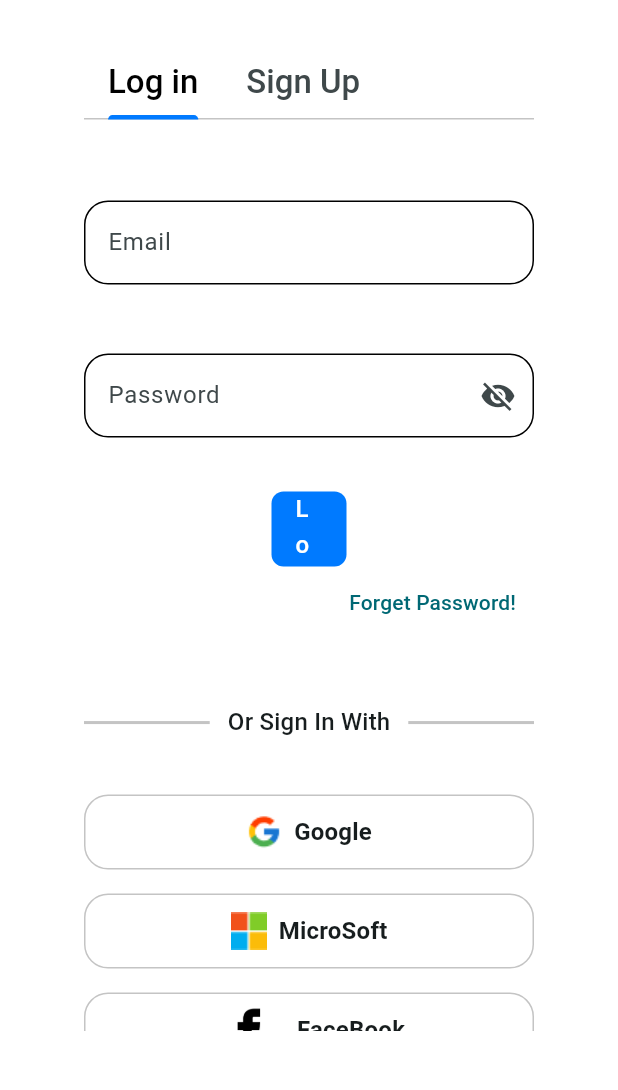
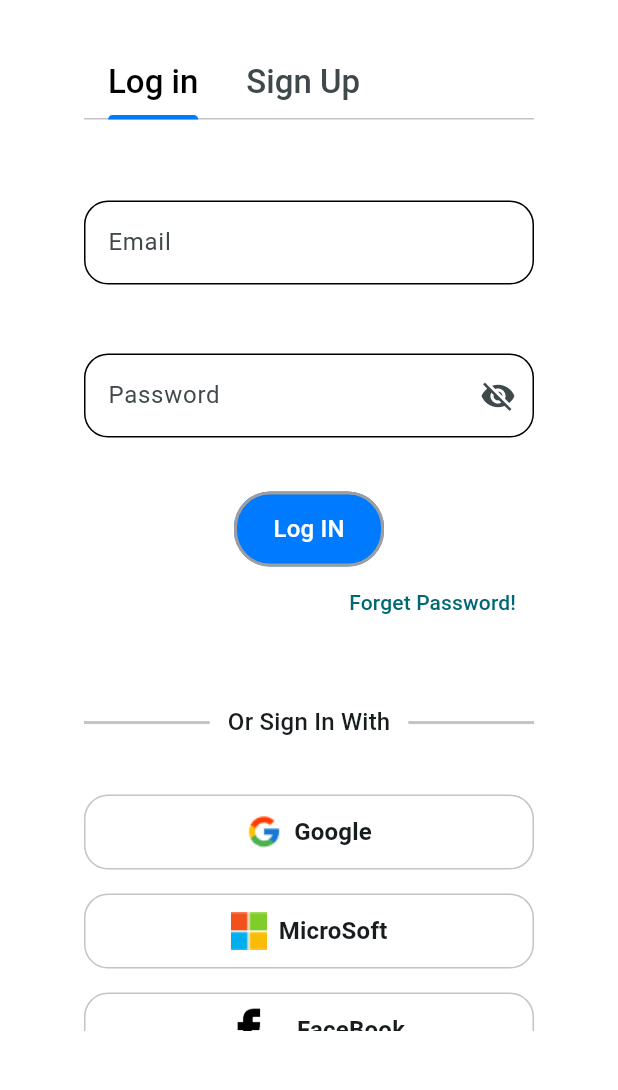
Before and after one commit to Abdo-mohamed727/Social-Media-App, a Flutter app: the screen it shows after launch, on a phone screen of 412 x 824 dp, the part 136-1226 px from its top. Run offline on Flutter 3.47's test engine with Material 3 defaults, Android fonts, the phone set to English and light mode, and no system bars; our stand-ins replace cached_network_image, file_picker, flutter_bloc, image_picker, persistent_bottom_nav_bar_v2, supabase_flutter; accounts and stored records are empty.

```diff
--- a/lib/core/utils/app_routs.dart
+++ b/lib/core/utils/app_routs.dart
@@ -3,4 +3,5 @@ class AppRouts {
   static const String homeroute = "/home";
   static const String postroute = "/post";
   static const String notfoundpage = "/nopage";
+  static const String settingsRoute = "/settings";
 }
--- a/lib/core/views/pages/Custom_buttom_navbar.dart
+++ b/lib/core/views/pages/Custom_buttom_navbar.dart
@@ -1,8 +1,10 @@
 import 'package:flutter/material.dart';
 import 'package:persistent_bottom_nav_bar_v2/persistent_bottom_nav_bar_v2.dart';
+import 'package:social_media_app/features/auth/models/user_data.dart';
 import 'package:social_media_app/features/discover/views/pages/discover_page.dart';
 import 'package:social_media_app/features/home/views/pages/home_page.dart';
 import 'package:social_media_app/features/profile/views/pages/profile_page.dart';
+import 'package:social_media_app/features/settings/views/pages/settings_page.dart';
 
 class CustomButtomNavbar extends StatelessWidget {
   const CustomButtomNavbar({super.key});
@@ -23,6 +25,10 @@ class CustomButtomNavbar extends StatelessWidget {
           screen: ProfilePage(),
           item: ItemConfig(icon: Icon(Icons.person), title: "Profile"),
         ),
+        PersistentTabConfig(
+          screen: SettingsPage(),
+          item: ItemConfig(icon: Icon(Icons.settings), title: "Settings"),
+        ),
       ],
       navBarBuilder: (navBarConfig) =>
           Style5BottomNavBar(navBarConfig: navBarConfig),
--- a/lib/core/widgets/main_button.dart
+++ b/lib/core/widgets/main_button.dart
@@ -6,7 +6,6 @@ class MainButton extends StatelessWidget {
   final Widget? child;
   final double hieght;
   final double width;
-  final bool transparent;
 
   final bool isLooding;
   const MainButton({
@@ -15,8 +14,7 @@ class MainButton extends StatelessWidget {
     this.ontap,
     this.child,
     this.hieght = 50,
-    this.width = 50,
-    this.transparent = false,
+    this.width = 200,
   }) : assert(isLooding == false || child == null);
 
   @override
@@ -27,13 +25,12 @@ class MainButton extends StatelessWidget {
       child: ElevatedButton(
         onPressed: ontap,
         style: ElevatedButton.styleFrom(
-          backgroundColor: transparent ? AppColors.white : AppColors.primary,
-          foregroundColor: transparent ? AppColors.black : AppColors.white,
+          backgroundColor: AppColors.primary,
+          foregroundColor: AppColors.white,
           shape: RoundedRectangleBorder(
-            side: transparent
-                ? BorderSide(color: AppColors.grey, width: 2)
-                : BorderSide.none,
-            borderRadius: BorderRadius.circular(8),
+            side: BorderSide(color: AppColors.grey, width: 2),
+
+            borderRadius: BorderRadius.circular(24),
           ),
           padding: const EdgeInsets.symmetric(horizontal: 16),
           elevation: 0,
--- a/lib/features/auth/cubit/cubit/auth_state.dart
+++ b/lib/features/auth/cubit/cubit/auth_state.dart
@@ -14,3 +14,12 @@ final class AuthFailure extends AuthState {
 }
 
 final class AuthSignedOut extends AuthState {}
+
+final class AuthWithGoogleLooding extends AuthState {}
+
+final class AuthWithGoogleSuccess extends AuthState {}
+
+final class AuthWithGoogleError extends AuthState {
+  final String message;
+  AuthWithGoogleError(this.message);
+}
--- a/lib/features/auth/widgets/login_view.dart
+++ b/lib/features/auth/widgets/login_view.dart
@@ -88,6 +88,7 @@ class _LoginViewState extends State<LoginView> {
                   return MainButton(isLooding: true);
                 }
                 return MainButton(
+                  width: 100,
                   ontap: () async {
                     if (_formkey.currentState!.validate()) {
                       await authcubit.signInWithEmail(
@@ -133,9 +134,41 @@ class _LoginViewState extends State<LoginView> {
             SizedBox(height: 24),
             Column(
               children: [
-                SocialMediaButton(
-                  imgurl: AppAssets.googleIocn,
-                  label: 'Google',
+                BlocConsumer<AuthCubit, AuthState>(
+                  bloc: authcubit,
+                  listenWhen: (prev, curr) =>
+                      curr is AuthWithGoogleError ||
+                      curr is AuthWithGoogleSuccess,
+                  listener: (context, state) {
+                    if (state is AuthWithGoogleSuccess) {
+                      Navigator.of(context).pushNamedAndRemoveUntil(
+                        AppRouts.homeroute,
+                        (route) => false,
+                      );
+                    } else if (state is AuthWithGoogleError) {
+                      ScaffoldMessenger.of(
+                        context,
+                      ).showSnackBar(SnackBar(content: Text(state.message)));
+                    }
+                  },
+                  buildWhen: (prev, curr) =>
+                      curr is AuthWithGoogleError ||
+                      curr is AuthWithGoogleLooding ||
+                      curr is AuthWithGoogleSuccess,
+                  builder: (context, state) {
+                    if (state is AuthWithGoogleLooding) {
+                      return Center(
+                        child: CircularProgressIndicator.adaptive(),
+                      );
+                    }
+                    return SocialMediaButton(
+                      ontap: () async {
+                        await authcubit.signinWithgoogle();
+                      },
+                      imgurl: AppAssets.googleIocn,
+                      label: 'Google',
+                    );
+                  },
                 ),
                 SizedBox(height: 16),
 
--- a/lib/features/auth/widgets/social_media_button.dart
+++ b/lib/features/auth/widgets/social_media_button.dart
@@ -5,15 +5,19 @@ import '../../../core/utils/colors.dart';
 class SocialMediaButton extends StatelessWidget {
   final String imgurl;
   final String label;
+  final VoidCallback? ontap;
   const SocialMediaButton({
     super.key,
     required this.imgurl,
     required this.label,
+    this.ontap,
   });
 
   @override
   Widget build(BuildContext context) {
-    return Container(
+    return InkWell(
+      onTap: ontap,
+      child: Container(
         height: 50,
         width: double.infinity,
         decoration: BoxDecoration(
@@ -34,6 +38,7 @@ class SocialMediaButton extends StatelessWidget {
             ),
           ],
         ),
+      ),
     );
   }
 }
--- a/lib/features/profile/views/widgets/profile_header.dart
+++ b/lib/features/profile/views/widgets/profile_header.dart
@@ -71,7 +71,6 @@ class ProfileHeader extends StatelessWidget {
         ),
         SizedBox(height: 8),
         MainButton(
-          transparent: true,
           width: size.width * .4,
           child: Text('Edit Profile'),
           ontap: () {},
--- /dev/null
+++ b/lib/features/settings/cubit/settings_cubit/settings_cubit.dart
@@ -0,0 +1,18 @@
+import 'package:flutter_bloc/flutter_bloc.dart';
+import 'package:social_media_app/core/services/core_auth_services.dart';
+
+part 'settings_state.dart';
+
+class SettingsCubit extends Cubit<SettingsState> {
+  SettingsCubit() : super(SettingsInitial());
+  final coreauthServices = CoreAuthServices();
+
+  Future<void> logout() async {
+    emit(LogOutLooding());
+    try {
+      await coreauthServices.logOut();
+    } catch (e) {
+      emit(LogoutError(e.toString()));
+    }
+  }
+}
--- /dev/null
+++ b/lib/features/settings/cubit/settings_cubit/settings_state.dart
@@ -0,0 +1,14 @@
+part of 'settings_cubit.dart';
+
+sealed class SettingsState {}
+
+final class SettingsInitial extends SettingsState {}
+
+final class LogOutLooding extends SettingsState {}
+
+final class LogOutLooded extends SettingsState {}
+
+final class LogoutError extends SettingsState {
+  final String message;
+  LogoutError(this.message);
+}
--- a/pubspec.yaml
+++ b/pubspec.yaml
@@ -14,6 +14,7 @@ dependencies:
   flutter:
     sdk: flutter
   flutter_bloc: ^9.1.1
+  google_sign_in: ^7.2.0
   image_picker: ^1.2.0
   intl: ^0.20.2
   persistent_bottom_nav_bar_v2: ^6.1.0
```
Also changed, not shown: lib/core/services/core_auth_services.dart (+8 -0 lines), lib/features/auth/cubit/cubit/auth_cubit.dart (+10 -0 lines), lib/features/auth/services/auth_services.dart (+11 -0 lines), lib/features/settings/views/pages/settings_page.dart (added, +150 -0 lines), lib/main.dart (+13 -0 lines), pubspec.lock, 2 other files. Lines whose indentation alone changed are shown as unchanged.
